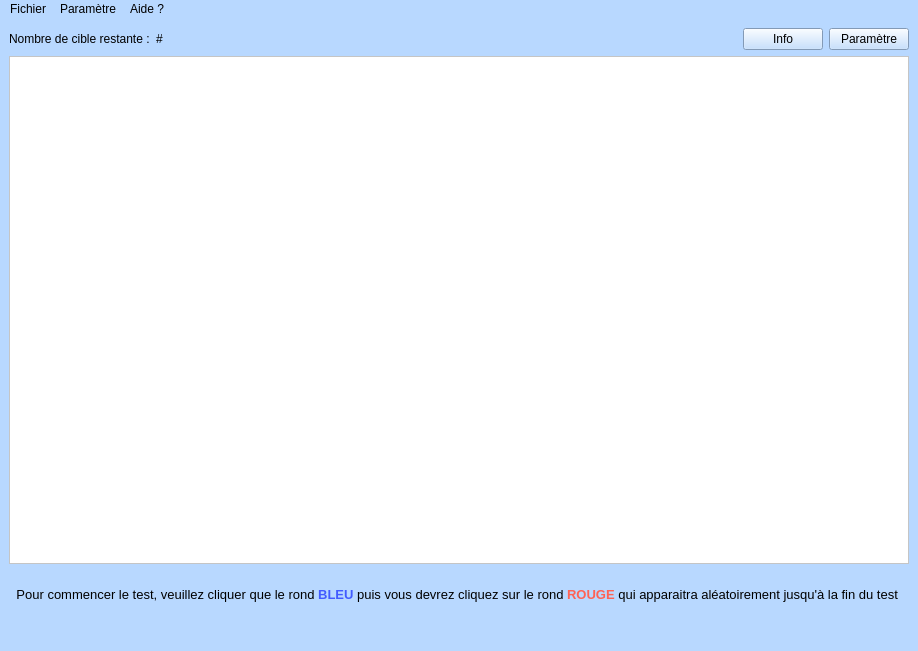
Nellou90/HM40Fitts, file HM40_projet_fitts_RENAUD_CHAUSSON/mainwindow.ui: the form before one commit.
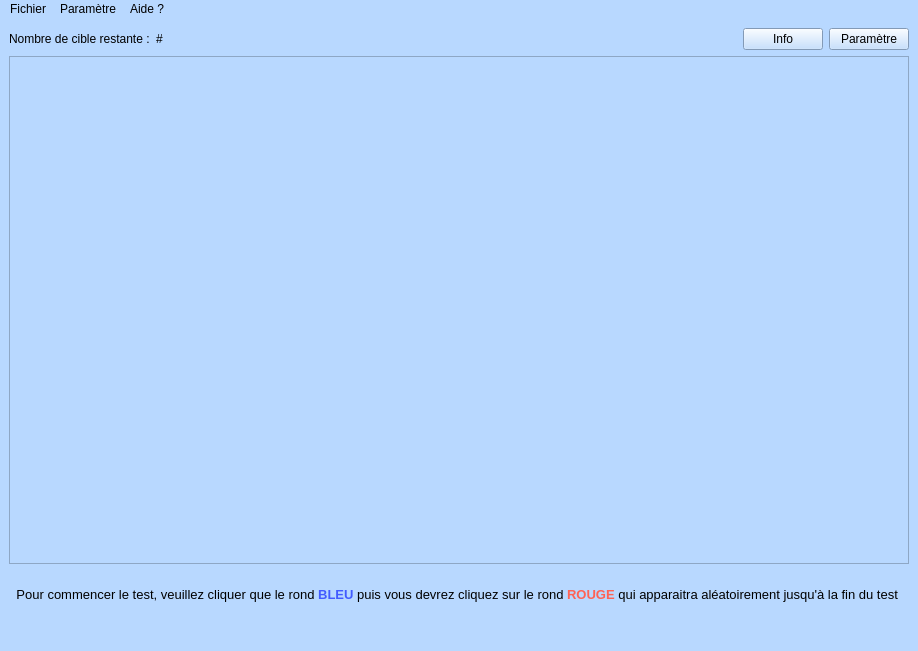
The form after the commit.

```diff
--- a/HM40_projet_fitts_RENAUD_CHAUSSON/mainwindow.ui
+++ b/HM40_projet_fitts_RENAUD_CHAUSSON/mainwindow.ui
@@ -57,16 +57,24 @@
      </layout>
     </item>
     <item>
-     <widget class="QGraphicsView" name="testView">
-      <property name="minimumSize">
-       <size>
-        <width>900</width>
-        <height>500</height>
-       </size>
+     <widget class="QFrame" name="frameQGraphicsView">
+      <property name="sizePolicy">
+       <sizepolicy hsizetype="Preferred" vsizetype="Expanding">
+        <horstretch>0</horstretch>
+        <verstretch>0</verstretch>
+       </sizepolicy>
       </property>
-      <property name="styleSheet">
-       <string notr="true">background-color: rgb(255, 255, 255);</string>
+      <property name="frameShape">
+       <enum>QFrame::StyledPanel</enum>
       </property>
+      <property name="frameShadow">
+       <enum>QFrame::Raised</enum>
+      </property>
+      <layout class="QHBoxLayout" name="horizontalLayout_2">
+       <item>
+        <layout class="QVBoxLayout" name="frameLayout"/>
+       </item>
+      </layout>
      </widget>
     </item>
     <item>
```
Left out of the diff: 2 changed lines with no effect on the pictures.
